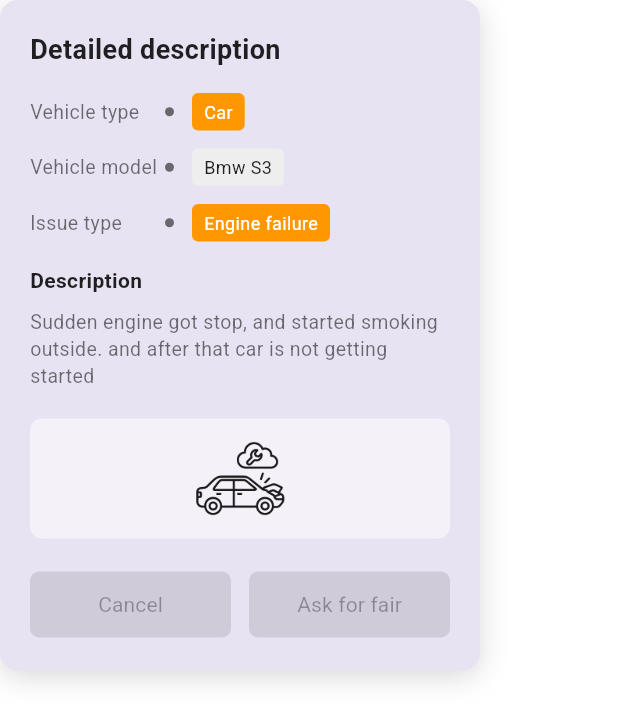
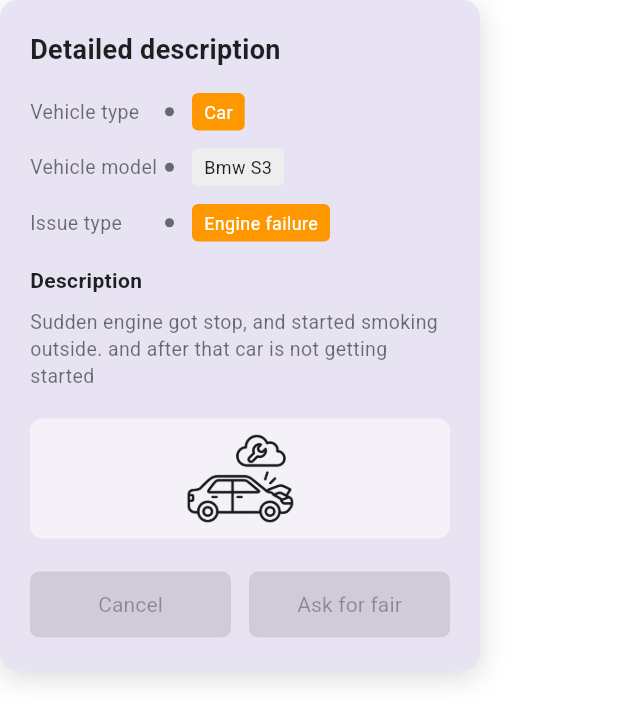
Before and after one commit to 2910Shubham/TukuGo-Machenic1, a Flutter app: the DetailedDescriptionWidget widget shown alone on an empty page, opened directly, on a phone screen of 412 x 824 dp. Shown: the top 722 px of the screen. Run offline on Flutter 3.47's test engine with Material 3 defaults, Android fonts, the phone set to English and light mode, and no system bars; our stand-ins replace dotted_border, flutter_map, flutter_svg, go_router, image_picker, intl_phone_field and 1 more; project files that could hold a hidden picture were left out.

Commit message:
added image

```diff
--- a/lib/screen/home_screen.dart
+++ b/lib/screen/home_screen.dart
@@ -1309,8 +1309,6 @@ class DetailedDescriptionWidget extends StatelessWidget {
             child: Center(
               child: Image.asset(
                 'assets/mechanicCar.png',
-                height: 100,
-                width: 100,
               ),
             ),
           ),
```
